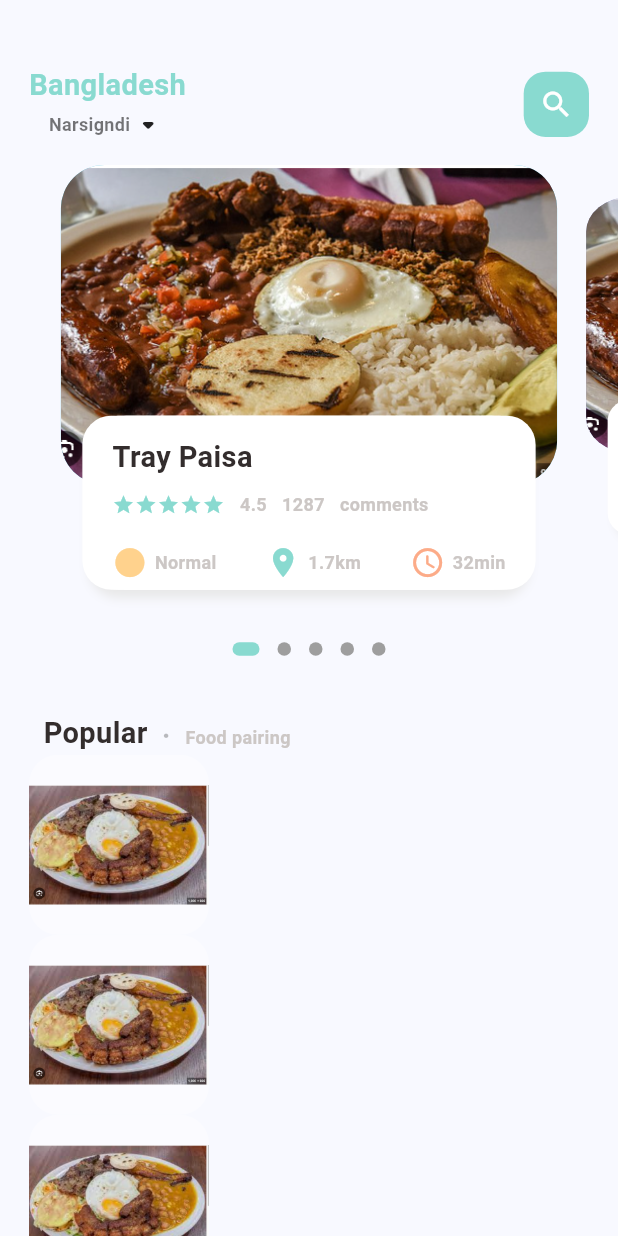
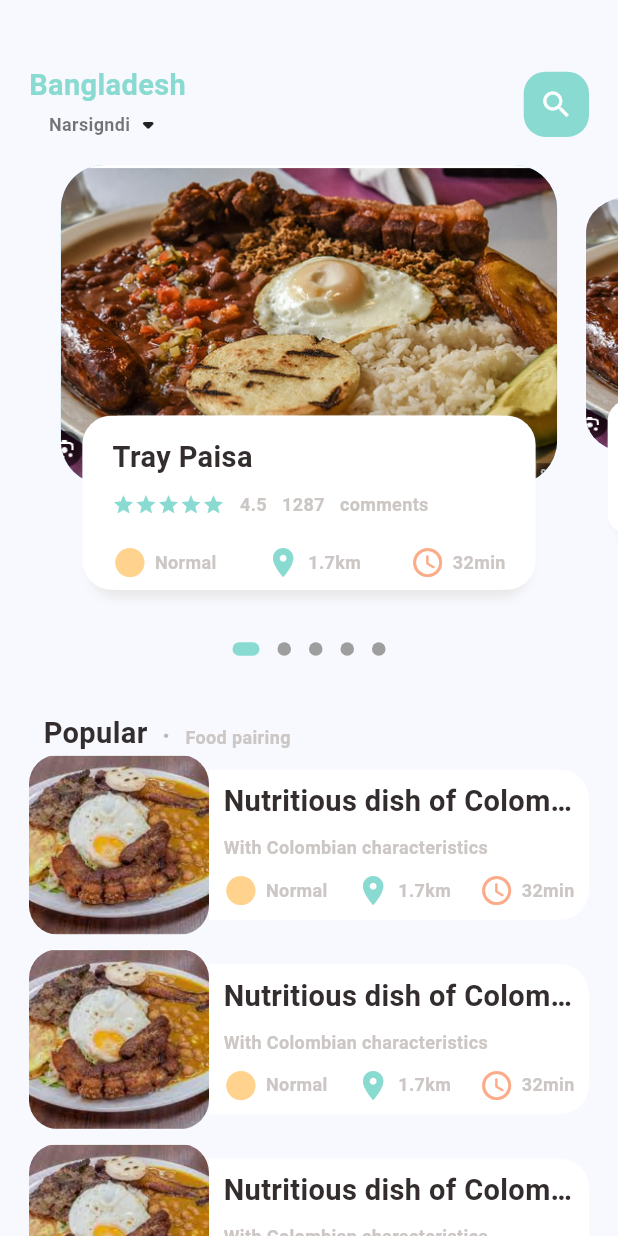
Before and after one commit to Lorena2387/app_e_comerce, a Flutter app: the screen it shows after launch, on a phone screen of 412 x 824 dp. Run offline on Flutter 3.47's test engine with Material 3 defaults, Android fonts, the phone set to English and light mode, and no system bars; drawn by our look-alikes of dots_indicator; our stand-ins replace get.

Commit message:
implement container next to the images with their respective name and location and refactor the code

```diff
--- a/lib/home/food_page_body.dart
+++ b/lib/home/food_page_body.dart
@@ -98,15 +98,18 @@ class _FoodPageBodyState extends State<FoodPageBody> {
         Container(
           height: 900,
           child: ListView.builder(
-              physics: AlwaysScrollableScrollPhysics(),
-              shrinkWrap: true,
+              physics: NeverScrollableScrollPhysics(),
+              //shrinkWrap: true,
               itemCount: 10,
               itemBuilder: (context, index) {
                 return Container(
                   margin: EdgeInsets.only(
-                      left: Dimensions.width20, right: Dimensions.width20),
+                      left: Dimensions.width20,
+                      right: Dimensions.width20,
+                      bottom: Dimensions.height10),
                   child: Row(
                     children: [
+                      //image section
                       Container(
                         width: 120,
                         height: 120,
@@ -115,7 +118,70 @@ class _FoodPageBodyState extends State<FoodPageBody> {
                                 BorderRadius.circular(Dimensions.radius20),
                             color: Colors.white38,
                             image: DecorationImage(
+                                fit: BoxFit.cover,
                                 image: AssetImage("asset/images/food0.png"))),
+                      ),
+                      //Text container
+                      Expanded(
+                        child: Container(
+                          height: 100,
+                          decoration: BoxDecoration(
+                              borderRadius: BorderRadius.only(
+                                topRight: Radius.circular(
+                                  Dimensions.radius20,
+                                ),
+                                bottomRight: Radius.circular(
+                                  Dimensions.radius20,
+                                ),
+                              ),
+                              color: Colors.white),
+                          child: Padding(
+                            padding: EdgeInsets.only(
+                              left: Dimensions.width10,
+                              right: Dimensions.width10,
+                            ),
+                            child: Column(
+                              crossAxisAlignment: CrossAxisAlignment.start,
+                              mainAxisAlignment: MainAxisAlignment.center,
+                              children: [
+                                BigText(
+                                    text: "Nutritious dish of Colombian peas"),
+                                SizedBox(
+                                  height: Dimensions.height10,
+                                ),
+                                SmallText(
+                                    text: "With Colombian characteristics"),
+                                SizedBox(
+                                  height: Dimensions.height10,
+                                ),
+                                Row(
+                                  mainAxisAlignment:
+                                      MainAxisAlignment.spaceBetween,
+                                  children: [
+                                    IconAndTextWidget(
+                                      icon: Icons.circle_sharp,
+                                      text: "Normal",
+                                      color: AppColors.mainColor,
+                                      iconColor: AppColors.iconColor1,
+                                    ),
+                                    IconAndTextWidget(
+                                      icon: Icons.location_on,
+                                      text: "1.7km",
+                                      color: AppColors.mainColor,
+                                      iconColor: AppColors.mainColor,
+                                    ),
+                                    IconAndTextWidget(
+                                      icon: Icons.access_time_rounded,
+                                      text: "32min",
+                                      color: AppColors.mainColor,
+                                      iconColor: AppColors.iconColor2,
+                                    ),
+                                  ],
+                                ),
+                              ],
+                            ),
+                          ),
+                        ),
                       )
                     ],
                   ),
@@ -255,7 +321,7 @@ class _FoodPageBodyState extends State<FoodPageBody> {
                           iconColor: AppColors.iconColor2,
                         ),
                       ],
-                    )
+                    ),
                   ],
                 ),
               ),
--- a/lib/home/main_food_page.dart
+++ b/lib/home/main_food_page.dart
@@ -42,7 +42,7 @@ class _MainFoodPageState extends State<MainFoodPage> {
                         ),
                         Icon(Icons.arrow_drop_down_rounded)
                       ],
-                    )
+                    ),
                   ],
                 ),
                 Center(
```
